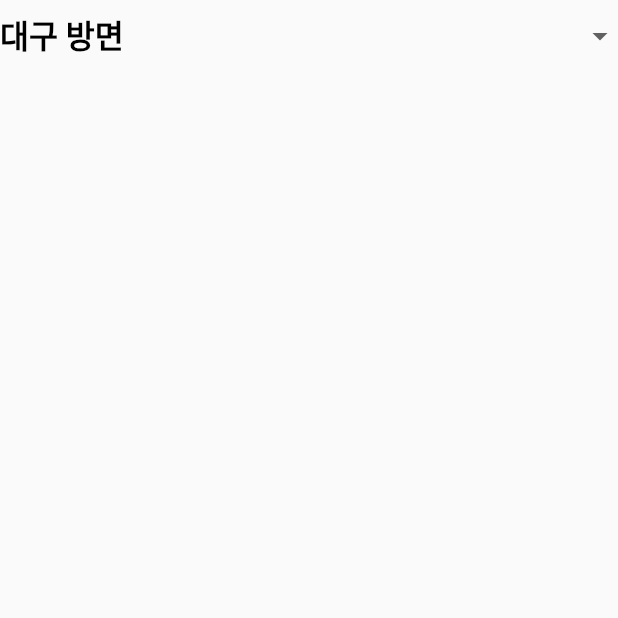
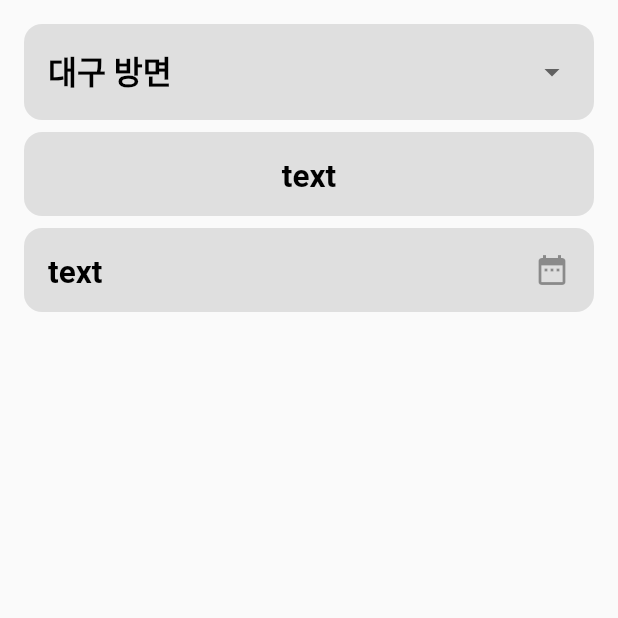
Before and after one commit to qkrwnstlr/kumoh_school_bus, a Flutter app: the screen it shows after launch, after a tap on "로그인", on a phone screen of 412 x 824 dp, the top half of it. Run offline on Flutter 3.47's test engine with Material 2 defaults, Android fonts, the phone set to English and light mode, and no system bars; our stand-ins replace flutter_dotenv.

Commit message:
design : add date picker in main view for reservation date

```diff
--- a/lib/view/main_view.dart
+++ b/lib/view/main_view.dart
@@ -1,6 +1,8 @@
 import 'package:flutter/material.dart';
+import 'package:kumoh_school_bus/theme/themes.dart';
 import 'package:kumoh_school_bus/type/types.dart';
 import 'package:kumoh_school_bus/view/common/commons.dart';
+import 'package:kumoh_school_bus/view/common/left_side_outlined_button.dart';
 import 'package:kumoh_school_bus/view_model/main_view_model.dart';
 import 'package:provider/provider.dart';
 
@@ -35,10 +37,24 @@ class _MainPageState extends State<_MainPage> {
   @override
   Widget build(BuildContext context) {
     return Scaffold(
-      body: VanillaDropdownMenu(
-        value: _viewModel.direction,
-        items: Direction.values,
-        onChanged: _viewModel.onDirectionChange,
+      body: Padding(
+        padding: const EdgeInsets.all(SizeTheme.paddingLargeSize),
+        child: Column(
+          mainAxisAlignment: MainAxisAlignment.start,
+          mainAxisSize: MainAxisSize.min,
+          crossAxisAlignment: CrossAxisAlignment.start,
+          children: [
+            OutlinedDropdownMenu(
+              value: _viewModel.direction,
+              items: Direction.values,
+              onChanged: _viewModel.onDirectionChange,
+            ),
+            const SizedBox(height: SizeTheme.paddingMiddleSize),
+            CentralOutlinedButton(onPressed: null, text: "text"),
+            const SizedBox(height: SizeTheme.paddingMiddleSize),
+            LeftSideOutlinedButton(onPressed: null, text: "text")
+          ],
+        ),
       ),
     );
   }
--- a/lib/view_model/main_view_model.dart
+++ b/lib/view_model/main_view_model.dart
@@ -4,8 +4,15 @@ import '../type/types.dart';
 
 class MainViewModel extends ChangeNotifier {
   Direction direction = Direction.toDaegu;
+  DateTime reservationDate = DateTime.now();
+
   void onDirectionChange(dynamic value) {
     direction = value;
     notifyListeners();
   }
+
+  void onReservationDateChanged(DateTime value) {
+    reservationDate = value;
+    notifyListeners();
+  }
 }
```
